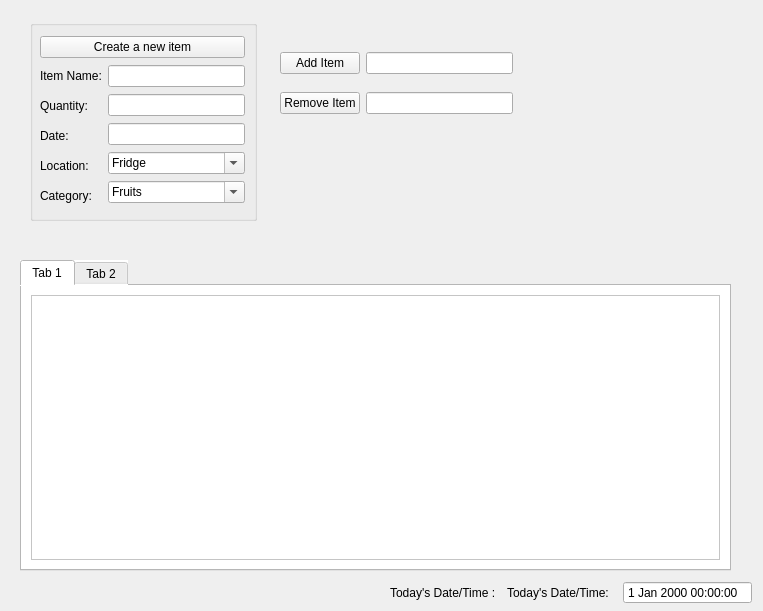
Old version of the form QtDesigner/My_House_Inventory_01.ui in the repository ngogb02/CS50P-Final-Project.
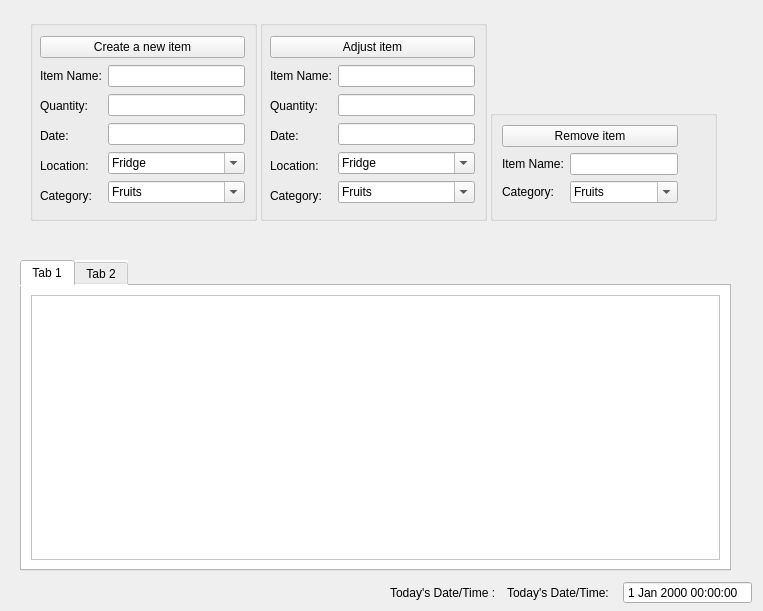
New version of the form. Icons and pictures are not drawn.

Commit message: Test remaining buttons and continue to finish.

What changed in the file:
```diff
--- a/QtDesigner/My_House_Inventory_01.ui
+++ b/QtDesigner/My_House_Inventory_01.ui
@@ -23,58 +23,6 @@
   <property name="autoFillBackground">
    <bool>false</bool>
   </property>
-  <widget class="QWidget" name="layoutWidget">
-   <property name="geometry">
-    <rect>
-     <x>280</x>
-     <y>40</y>
-     <width>233</width>
-     <height>88</height>
-    </rect>
-   </property>
-   <layout class="QHBoxLayout" name="horizontalLayout">
-    <item>
-     <layout class="QVBoxLayout" name="verticalLayout_2">
-      <item>
-       <widget class="QPushButton" name="Add_Item_Button">
-        <property name="text">
-         <string>Add Item</string>
-        </property>
-        <property name="icon">
-         <iconset resource="resource.qrc">
-          <normaloff>:/newPrefix/images/add-to-cart.png</normaloff>:/newPrefix/images/add-to-cart.png</iconset>
-        </property>
-       </widget>
-      </item>
-      <item>
-       <widget class="QPushButton" name="Remove_Item_Button">
-        <property name="text">
-         <string>Remove Item</string>
-        </property>
-        <property name="icon">
-         <iconset resource="resource.qrc">
-          <normaloff>:/newPrefix/images/subtract-of-shopping-cart.png</normaloff>:/newPrefix/images/subtract-of-shopping-cart.png</iconset>
-        </property>
-       </widget>
-      </item>
-     </layout>
-    </item>
-    <item>
-     <layout class="QVBoxLayout" name="verticalLayout">
-      <item>
-       <widget class="QLineEdit" name="Add_Item_Line_Edit">
-        <property name="contextMenuPolicy">
-         <enum>Qt::ContextMenuPolicy::NoContextMenu</enum>
-        </property>
-       </widget>
-      </item>
-      <item>
-       <widget class="QLineEdit" name="Remove_Item_Line_Edit"/>
-      </item>
-     </layout>
-    </item>
-   </layout>
-  </widget>
   <widget class="QWidget" name="layoutWidget">
    <property name="geometry">
     <rect>
@@ -126,8 +74,8 @@
   <widget class="QLabel" name="MushroomHouse">
    <property name="geometry">
     <rect>
-     <x>610</x>
-     <y>40</y>
+     <x>650</x>
+     <y>20</y>
      <width>91</width>
      <height>61</height>
     </rect>
@@ -381,6 +329,274 @@
     </layout>
    </widget>
   </widget>
+  <widget class="QGroupBox" name="groupBox">
+   <property name="geometry">
+    <rect>
+     <x>490</x>
+     <y>110</y>
+     <width>227</width>
+     <height>111</height>
+    </rect>
+   </property>
+   <property name="title">
+    <string/>
+   </property>
+   <layout class="QFormLayout" name="formLayout">
+    <item row="0" column="0">
+     <layout class="QGridLayout" name="gridLayout_4">
+      <item row="1" column="0">
+       <layout class="QGridLayout" name="gridLayout_3">
+        <item row="1" column="0">
+         <widget class="QLabel" name="label_2">
+          <property name="text">
+           <string>Category:</string>
+          </property>
+         </widget>
+        </item>
+        <item row="1" column="1">
+         <widget class="QComboBox" name="Category_comboBox_2">
+          <property name="editable">
+           <bool>true</bool>
+          </property>
+          <item>
+           <property name="text">
+            <string>Fruits</string>
+           </property>
+          </item>
+          <item>
+           <property name="text">
+            <string>Ingredients</string>
+           </property>
+          </item>
+          <item>
+           <property name="text">
+            <string>Snow Gear</string>
+           </property>
+          </item>
+          <item>
+           <property name="text">
+            <string>Bathroom</string>
+           </property>
+          </item>
+         </widget>
+        </item>
+        <item row="0" column="0">
+         <widget class="QLabel" name="label_item_name_2">
+          <property name="text">
+           <string>Item Name:</string>
+          </property>
+         </widget>
+        </item>
+        <item row="0" column="1">
+         <widget class="QLineEdit" name="Create_Item_Item_Name_Line_Edit_2"/>
+        </item>
+       </layout>
+      </item>
+      <item row="0" column="0">
+       <widget class="QPushButton" name="Remove_Item_Button">
+        <property name="text">
+         <string>Remove item</string>
+        </property>
+        <property name="icon">
+         <iconset resource="resource.qrc">
+          <normaloff>:/newPrefix/images/subtract-of-shopping-cart.png</normaloff>:/newPrefix/images/subtract-of-shopping-cart.png</iconset>
+        </property>
+       </widget>
+      </item>
+     </layout>
+    </item>
+   </layout>
+  </widget>
+  <widget class="QGroupBox" name="Create_Item_Group_Box_2">
+   <property name="enabled">
+    <bool>true</bool>
+   </property>
+   <property name="geometry">
+    <rect>
+     <x>260</x>
+     <y>20</y>
+     <width>227</width>
+     <height>201</height>
+    </rect>
+   </property>
+   <property name="minimumSize">
+    <size>
+     <width>0</width>
+     <height>170</height>
+    </size>
+   </property>
+   <property name="autoFillBackground">
+    <bool>false</bool>
+   </property>
+   <property name="title">
+    <string/>
+   </property>
+   <property name="flat">
+    <bool>true</bool>
+   </property>
+   <property name="checkable">
+    <bool>false</bool>
+   </property>
+   <widget class="QWidget" name="layoutWidget_2">
+    <property name="geometry">
+     <rect>
+      <x>10</x>
+      <y>16</y>
+      <width>205</width>
+      <height>172</height>
+     </rect>
+    </property>
+    <layout class="QGridLayout" name="gridLayout_5">
+     <item row="0" column="0">
+      <widget class="QPushButton" name="Adjust_Item_Button">
+       <property name="text">
+        <string>Adjust item</string>
+       </property>
+       <property name="icon">
+        <iconset resource="resource.qrc">
+         <normaloff>:/newPrefix/adjustment.png</normaloff>:/newPrefix/adjustment.png</iconset>
+       </property>
+      </widget>
+     </item>
+     <item row="1" column="0">
+      <layout class="QGridLayout" name="gridLayout_6">
+       <item row="0" column="0">
+        <widget class="QLabel" name="label_item_name_3">
+         <property name="text">
+          <string>Item Name:</string>
+         </property>
+        </widget>
+       </item>
+       <item row="0" column="1" rowspan="5">
+        <layout class="QVBoxLayout" name="verticalLayout_4">
+         <item>
+          <widget class="QLineEdit" name="Create_Item_Item_Name_Line_Edit_3"/>
+         </item>
+         <item>
+          <widget class="QLineEdit" name="Create_Item_Quantity_Line_Edit_2"/>
+         </item>
+         <item>
+          <widget class="QLineEdit" name="Create_Item_Date_Line_Edit_2">
+           <property name="inputMask">
+            <string/>
+           </property>
+           <property name="text">
+            <string/>
+           </property>
+          </widget>
+         </item>
+         <item>
+          <widget class="QComboBox" name="Location_comboBox_2">
+           <property name="editable">
+            <bool>true</bool>
+           </property>
+           <property name="currentText">
+            <string>Fridge</string>
+           </property>
+           <property name="maxVisibleItems">
+            <number>10</number>
+           </property>
+           <property name="maxCount">
+            <number>2147483647</number>
+           </property>
+           <property name="minimumContentsLength">
+            <number>1</number>
+           </property>
+           <property name="placeholderText">
+            <string/>
+           </property>
+           <property name="duplicatesEnabled">
+            <bool>false</bool>
+           </property>
+           <item>
+            <property name="text">
+             <string>Fridge</string>
+            </property>
+           </item>
+           <item>
+            <property name="text">
+             <string>Cabinet</string>
+            </property>
+           </item>
+           <item>
+            <property name="text">
+             <string>Yellow Box</string>
+            </property>
+           </item>
+           <item>
+            <property name="text">
+             <string>Black Stand</string>
+            </property>
+           </item>
+           <item>
+            <property name="text">
+             <string>Wall</string>
+            </property>
+           </item>
+          </widget>
+         </item>
+         <item>
+          <widget class="QComboBox" name="Category_comboBox_3">
+           <property name="editable">
+            <bool>true</bool>
+           </property>
+           <item>
+            <property name="text">
+             <string>Fruits</string>
+            </property>
+           </item>
+           <item>
+            <property name="text">
+             <string>Ingredients</string>
+            </property>
+           </item>
+           <item>
+            <property name="text">
+             <string>Snow Gear</string>
+            </property>
+           </item>
+           <item>
+            <property name="text">
+             <string>Bathroom</string>
+            </property>
+           </item>
+          </widget>
+         </item>
+        </layout>
+       </item>
+       <item row="1" column="0">
+        <widget class="QLabel" name="label_quantity_2">
+         <property name="text">
+          <string>Quantity:</string>
+         </property>
+        </widget>
+       </item>
+       <item row="2" column="0">
+        <widget class="QLabel" name="label_date_2">
+         <property name="text">
+          <string>Date:</string>
+         </property>
+        </widget>
+       </item>
+       <item row="3" column="0">
+        <widget class="QLabel" name="label_location_2">
+         <property name="text">
+          <string>Location:</string>
+         </property>
+        </widget>
+       </item>
+       <item row="4" column="0">
+        <widget class="QLabel" name="label_3">
+         <property name="text">
+          <string>Category:</string>
+         </property>
+        </widget>
+       </item>
+      </layout>
+     </item>
+    </layout>
+   </widget>
+  </widget>
  </widget>
  <resources>
   <include location="resource.qrc"/>
```
Left out of the diff: 2 changed lines with no effect on the pictures. The commit also changes 8 other files.
